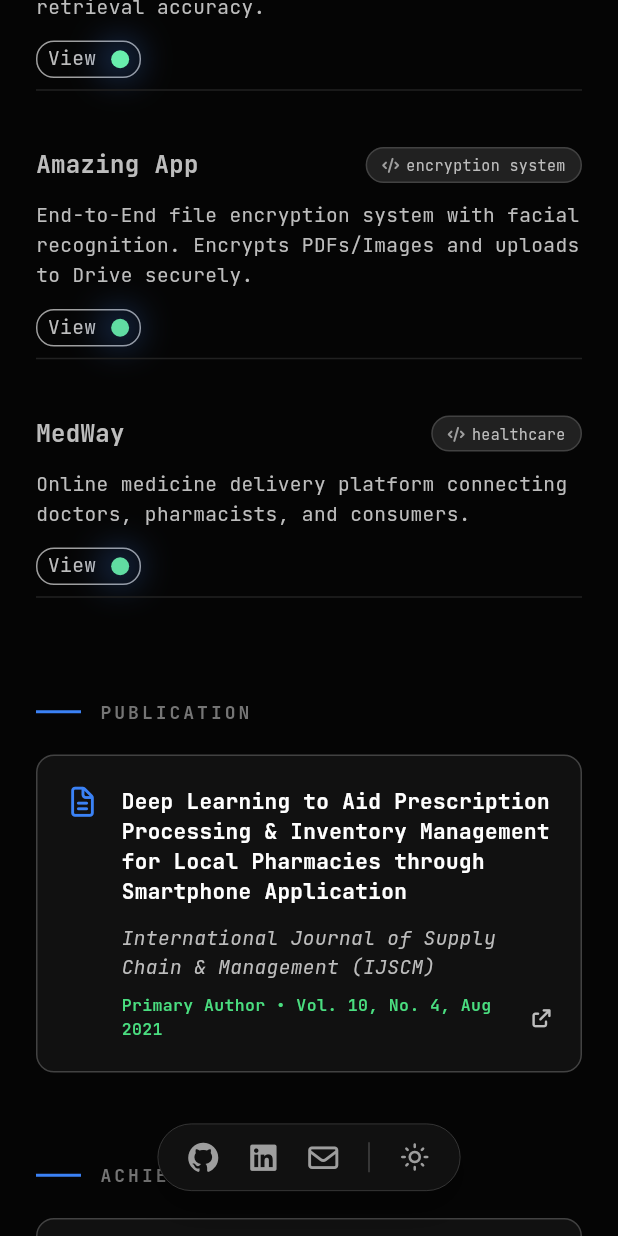
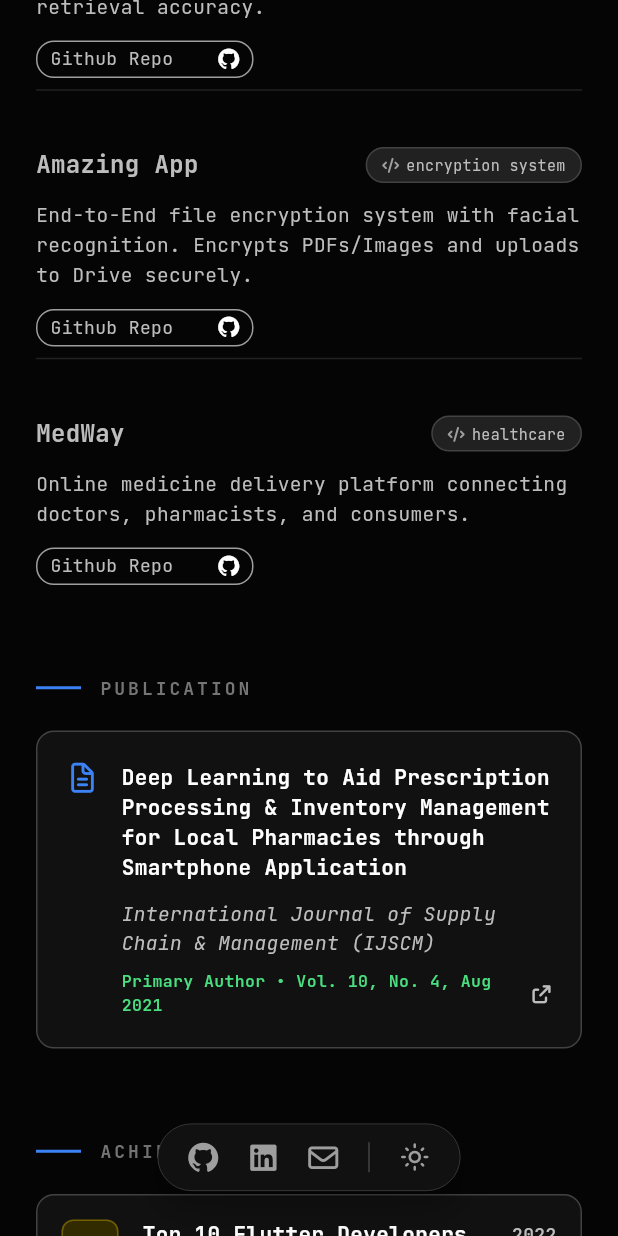
Before and after one commit to hasibullah1811/hasibullah.dev, a Flutter app: the screen it shows after launch, scrolled down 2304 dp, on a phone screen of 412 x 824 dp. Run offline on Flutter 3.47's test engine with Material 3 defaults, Android fonts, the light colour scheme and no system bars; our stand-ins replace font_awesome_flutter, google_fonts; missing offline and left inert: dart:html.

Commit message:
minor tweas

```diff
--- a/lib/main.dart
+++ b/lib/main.dart
@@ -146,6 +146,7 @@ class PortfolioHome extends StatelessWidget {
                     description:
                         "A comprehensive platform assisting international students in Australia with jobs, accommodation, and community connection.",
                     projectUrl: 'https://thestepwise.com',
+                    isLive: true,
                   ),
                   SizedBox(height: 30),
                   const ProjectItem(
@@ -154,6 +155,7 @@ class PortfolioHome extends StatelessWidget {
                     description:
                         "Prism is a full-stack developer tool for visualizing and debugging RAG (Retrieval-Augmented Generation) pipelines. It helps engineers understand how text chunking strategies (Token size, Overlap) affect retrieval accuracy.",
                     projectUrl: 'https://github.com/hasibullah1811/prism',
+                    isLive: false,
                   ),
                   const SizedBox(height: 30),
                   const ProjectItem(
@@ -163,6 +165,7 @@ class PortfolioHome extends StatelessWidget {
                         "End-to-End file encryption system with facial recognition. Encrypts PDFs/Images and uploads to Drive securely.",
                     projectUrl:
                         'https://github.com/hasibullah1811/Amazing-App-NbM',
+                    isLive: false,
                   ),
                   const SizedBox(height: 30),
                   const ProjectItem(
@@ -170,7 +173,8 @@ class PortfolioHome extends StatelessWidget {
                     badge: "HEALTHCARE",
                     description:
                         "Online medicine delivery platform connecting doctors, pharmacists, and consumers.",
-                    projectUrl: "",
+                    projectUrl: "https://github.com/hasibullah1811/medway",
+                    isLive: false,
                   ),
                   const SizedBox(height: 60),
 
@@ -1278,6 +1282,7 @@ class ProjectItem extends StatelessWidget {
   final String badge;
   final String description;
   final String projectUrl;
+  final bool isLive;
 
   const ProjectItem({
     super.key,
@@ -1285,6 +1290,7 @@ class ProjectItem extends StatelessWidget {
     required this.badge,
     required this.description,
     required this.projectUrl,
+    required this.isLive,
   });
 
   @override
@@ -1353,7 +1359,7 @@ class ProjectItem extends StatelessWidget {
           borderRadius: BorderRadius.circular(12),
           onTap: _launchUrl,
           child: Container(
-            width: 70,
+            width: isLive ? 70 : 145,
             height: 25,
             decoration: BoxDecoration(
               borderRadius: BorderRadius.circular(12),
@@ -1363,20 +1369,24 @@ class ProjectItem extends StatelessWidget {
               mainAxisAlignment: MainAxisAlignment.center,
               children: [
                 Text(
-                  'View',
+                  isLive ? 'View' : "Github Repo",
                   style: GoogleFonts.jetBrainsMono(
                     color: isDark ? Colors.grey[400] : Colors.grey[800],
-                    fontSize: 13,
+                    fontSize: 12,
                     height: 1.5,
                   ),
                 ),
-                const SizedBox(width: 10),
-                const PulsatingCircle(size: 12, color: Colors.greenAccent),
+                SizedBox(width: isLive ? 10 : 30),
+                isLive
+                    ? PulsatingCircle(size: 12, color: Colors.greenAccent)
+                    : Icon(FontAwesomeIcons.github, size: 14),
               ],
             ),
           ),
         ),
-        Divider(color: Colors.grey[900], thickness: 1),
+        title == "MedWay"
+            ? Container()
+            : Divider(color: Colors.grey[900], thickness: 1),
       ],
     );
   }
```
